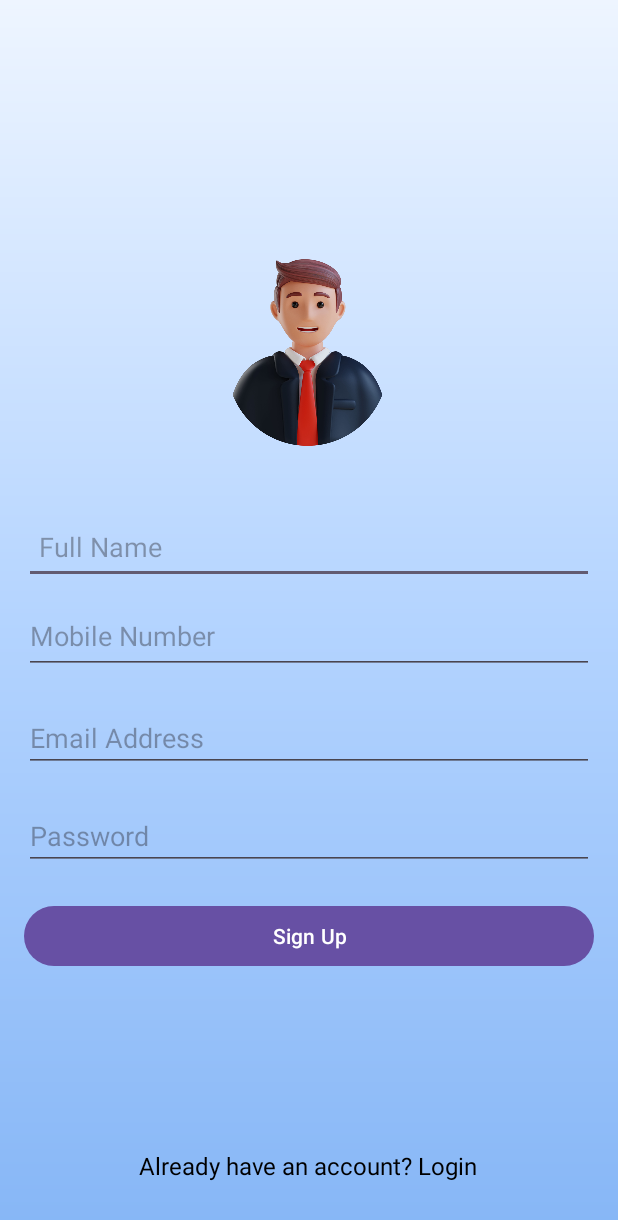
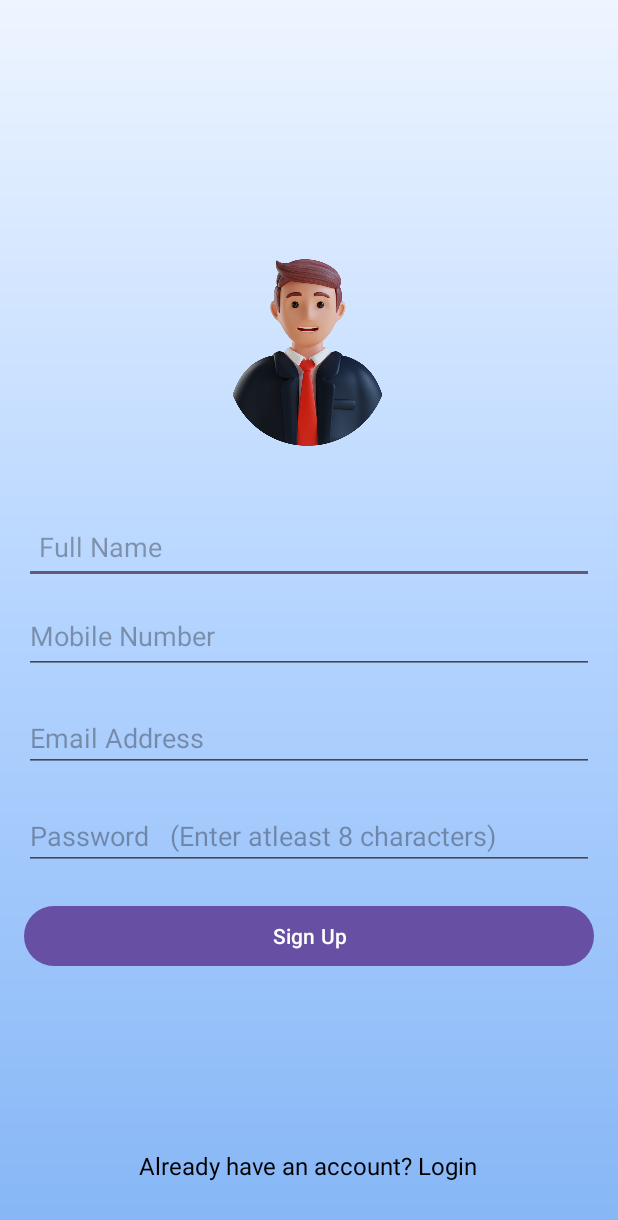
Before and after one commit to Kuru07/My-Portfolio-App, an Android app: the SignUpActivity screen opened directly, with no data from a screen before it, on a phone screen of 412 x 824 dp. Shown: the top 1220 px of the screen. Run offline under Robolectric (Android 15) with nearby library versions, the phone set to English and light mode, and no system bars; our stand-ins replace Firebase (no records; nobody signed in at launch, a user with empty details on screens opened directly), data binding.

Commit message:
Final Commit

```diff
--- a/app/src/main/res/layout/signup.xml
+++ b/app/src/main/res/layout/signup.xml
@@ -50,7 +50,7 @@
         android:layout_height="wrap_content"
         android:layout_below="@id/email"
         android:layout_marginTop="20dp"
-        android:hint="Password"
+        android:hint="Password   (Enter atleast 8 characters)"
         android:inputType="textPassword" />
 
     <Button
```
